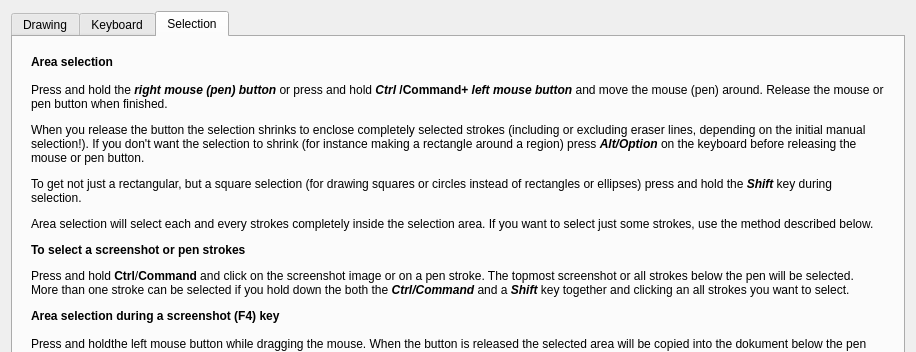
Above: FalconBoard/helpdialog.ui from solyoma/FalconBoard before the change; both pictures show x 0 to 916 and y 0 to 352 of the 916 by 805 pixel window. Below: the same form after it.
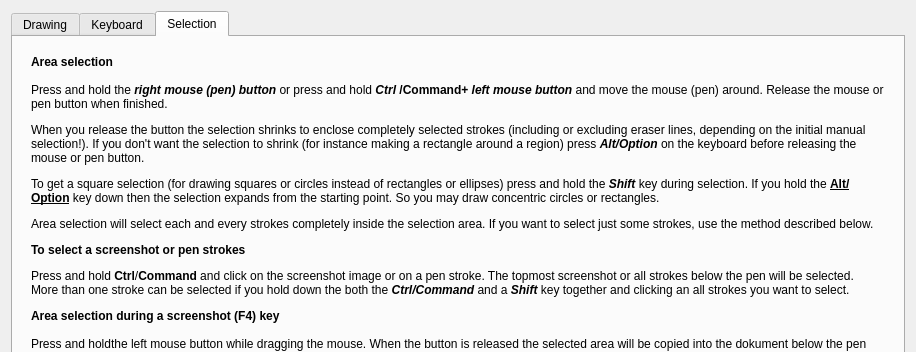
That is the form after the change. The open tabs and pages were chosen to show the change.

Commit message: Added Alt modifier to rubberband selection to expand the selection from the starting point *e.g. draw concentric cirles)

What changed in the file:
```diff
--- a/FalconBoard/helpdialog.ui
+++ b/FalconBoard/helpdialog.ui
@@ -7,7 +7,7 @@
     <x>0</x>
     <y>0</y>
     <width>857</width>
-    <height>681</height>
+    <height>745</height>
    </rect>
   </property>
   <property name="windowTitle">
@@ -415,7 +415,7 @@
           <item>
            <widget class="QLabel" name="label_19">
             <property name="text">
-             <string>&lt;html&gt;&lt;head/&gt;&lt;body&gt;&lt;p&gt;&lt;span style=&quot; font-weight:600;&quot;&gt;Area selection&lt;br/&gt;&lt;/span&gt;&lt;br/&gt;Press and hold the &lt;span style=&quot; font-weight:600; font-style:italic;&quot;&gt;right mouse (pen) button&lt;/span&gt; or press and hold &lt;span style=&quot; font-weight:600; font-style:italic;&quot;&gt;Ctrl&lt;/span&gt;&lt;span style=&quot; font-weight:600;&quot;&gt; /Command+ &lt;/span&gt;&lt;span style=&quot; font-weight:600; font-style:italic;&quot;&gt;left mouse button&lt;/span&gt; and move the mouse (pen) around. Release the mouse or pen button when finished. &lt;/p&gt;&lt;p&gt;When you release the button the selection shrinks to enclose completely selected strokes (including or excluding eraser lines, depending on the initial manual selection!). If you don't want the selection to shrink (for instance making a rectangle around a region) press &lt;span style=&quot; font-weight:600; font-style:italic;&quot;&gt;Alt/Option&lt;/span&gt; on the keyboard before releasing the mouse or pen button.&lt;/p&gt;&lt;p&gt;To get not just a rectangular, but a square selection (for drawing squares or circles instead of rectangles or ellipses) press and hold the &lt;span style=&quot; font-weight:600; font-style:italic;&quot;&gt;Shift &lt;/span&gt; key during selection.&lt;/p&gt;&lt;p&gt;Area selection will select each and every strokes completely inside the selection area. If you want to select just some strokes, use the method described below.&lt;/p&gt;&lt;p&gt;&lt;span style=&quot; font-weight:600;&quot;&gt;To select a screenshot or pen strokes&lt;/span&gt;&lt;/p&gt;&lt;p&gt;Press and hold &lt;span style=&quot; font-weight:600;&quot;&gt;Ctrl&lt;/span&gt;/&lt;span style=&quot; font-weight:600;&quot;&gt;Command &lt;/span&gt;and click on the screenshot image or on a pen stroke. The topmost screenshot or all strokes below the pen will be selected.&lt;br/&gt;More than one stroke can be selected if you hold down the both the &lt;span style=&quot; font-weight:600; font-style:italic;&quot;&gt;Ctrl/Command&lt;/span&gt; and a &lt;span style=&quot; font-weight:600; font-style:italic;&quot;&gt;Shift&lt;/span&gt; key together and clicking an all strokes you want to select.&lt;/p&gt;&lt;p&gt;&lt;span style=&quot; font-weight:600;&quot;&gt;Area selection during a screenshot (F4) key&lt;br/&gt;&lt;br/&gt;&lt;/span&gt;Press and holdthe left mouse button while dragging the mouse. When the button is released the selected area will be copied into the dokument below the pen strokes and becomes selected, redy to move around with the mouse.&lt;/p&gt;&lt;p&gt;Press &lt;span style=&quot; font-weight:600;&quot;&gt;ESC&lt;/span&gt; to remove the selection or to return without a screen shot taken..&lt;/p&gt;&lt;/body&gt;&lt;/html&gt;</string>
+             <string>&lt;html&gt;&lt;head/&gt;&lt;body&gt;&lt;p&gt;&lt;span style=&quot; font-weight:600;&quot;&gt;Area selection&lt;br/&gt;&lt;/span&gt;&lt;br/&gt;Press and hold the &lt;span style=&quot; font-weight:600; font-style:italic;&quot;&gt;right mouse (pen) button&lt;/span&gt; or press and hold &lt;span style=&quot; font-weight:600; font-style:italic;&quot;&gt;Ctrl&lt;/span&gt;&lt;span style=&quot; font-weight:600;&quot;&gt; /Command+ &lt;/span&gt;&lt;span style=&quot; font-weight:600; font-style:italic;&quot;&gt;left mouse button&lt;/span&gt; and move the mouse (pen) around. Release the mouse or pen button when finished. &lt;/p&gt;&lt;p&gt;When you release the button the selection shrinks to enclose completely selected strokes (including or excluding eraser lines, depending on the initial manual selection!). If you don't want the selection to shrink (for instance making a rectangle around a region) press &lt;span style=&quot; font-weight:600; font-style:italic;&quot;&gt;Alt/Option&lt;/span&gt; on the keyboard before releasing the mouse or pen button.&lt;/p&gt;&lt;p&gt;To get a square selection (for drawing squares or circles instead of rectangles or ellipses) press and hold the &lt;span style=&quot; font-weight:600; font-style:italic;&quot;&gt;Shift &lt;/span&gt;key during selection. If you hold the &lt;span style=&quot; font-weight:600; text-decoration: underline;&quot;&gt;Alt/Option&lt;/span&gt; key down then the selection expands from the starting point. So you may draw concentric circles or rectangles.&lt;/p&gt;&lt;p&gt;Area selection will select each and every strokes completely inside the selection area. If you want to select just some strokes, use the method described below.&lt;/p&gt;&lt;p&gt;&lt;span style=&quot; font-weight:600;&quot;&gt;To select a screenshot or pen strokes&lt;/span&gt;&lt;/p&gt;&lt;p&gt;Press and hold &lt;span style=&quot; font-weight:600;&quot;&gt;Ctrl&lt;/span&gt;/&lt;span style=&quot; font-weight:600;&quot;&gt;Command &lt;/span&gt;and click on the screenshot image or on a pen stroke. The topmost screenshot or all strokes below the pen will be selected.&lt;br/&gt;More than one stroke can be selected if you hold down the both the &lt;span style=&quot; font-weight:600; font-style:italic;&quot;&gt;Ctrl/Command&lt;/span&gt; and a &lt;span style=&quot; font-weight:600; font-style:italic;&quot;&gt;Shift&lt;/span&gt; key together and clicking an all strokes you want to select.&lt;/p&gt;&lt;p&gt;&lt;span style=&quot; font-weight:600;&quot;&gt;Area selection during a screenshot (F4) key&lt;br/&gt;&lt;br/&gt;&lt;/span&gt;Press and holdthe left mouse button while dragging the mouse. When the button is released the selected area will be copied into the dokument below the pen strokes and becomes selected, redy to move around with the mouse.&lt;/p&gt;&lt;p&gt;Press &lt;span style=&quot; font-weight:600;&quot;&gt;ESC&lt;/span&gt; to remove the selection or to return without a screen shot taken..&lt;/p&gt;&lt;/body&gt;&lt;/html&gt;</string>
             </property>
             <property name="wordWrap">
              <bool>true</bool>
```
The commit also changes 7 other files.
